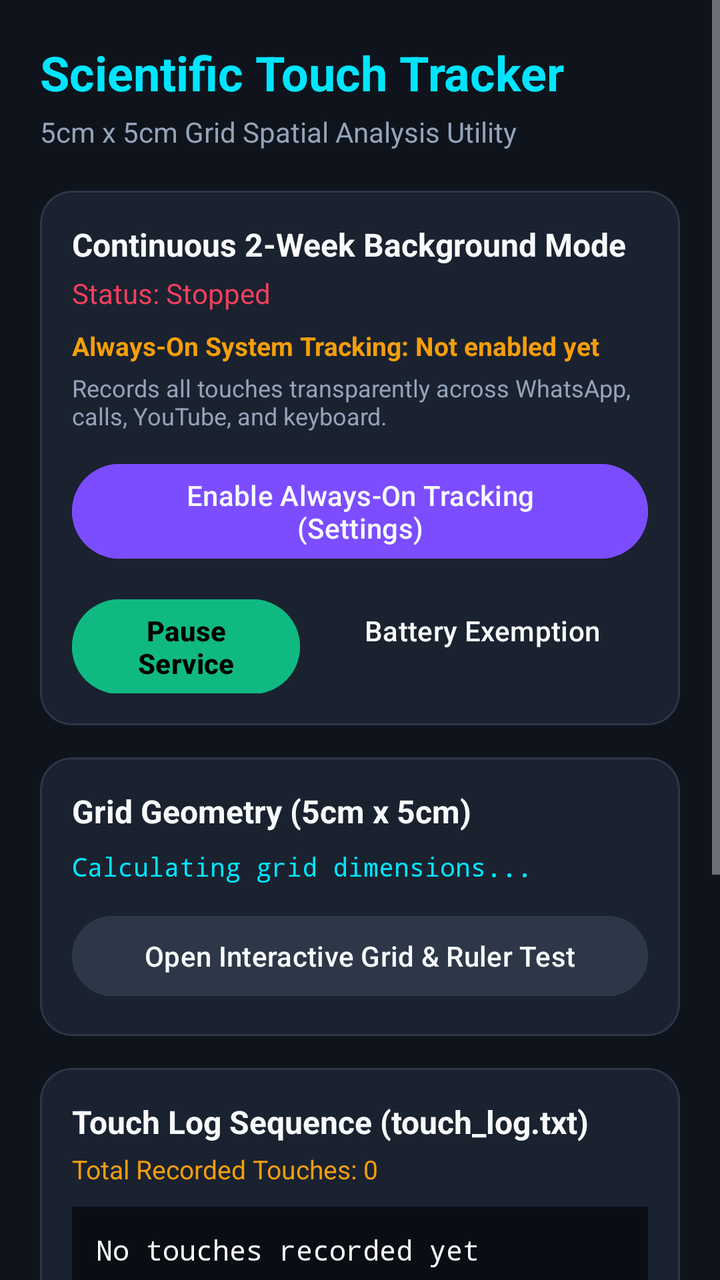
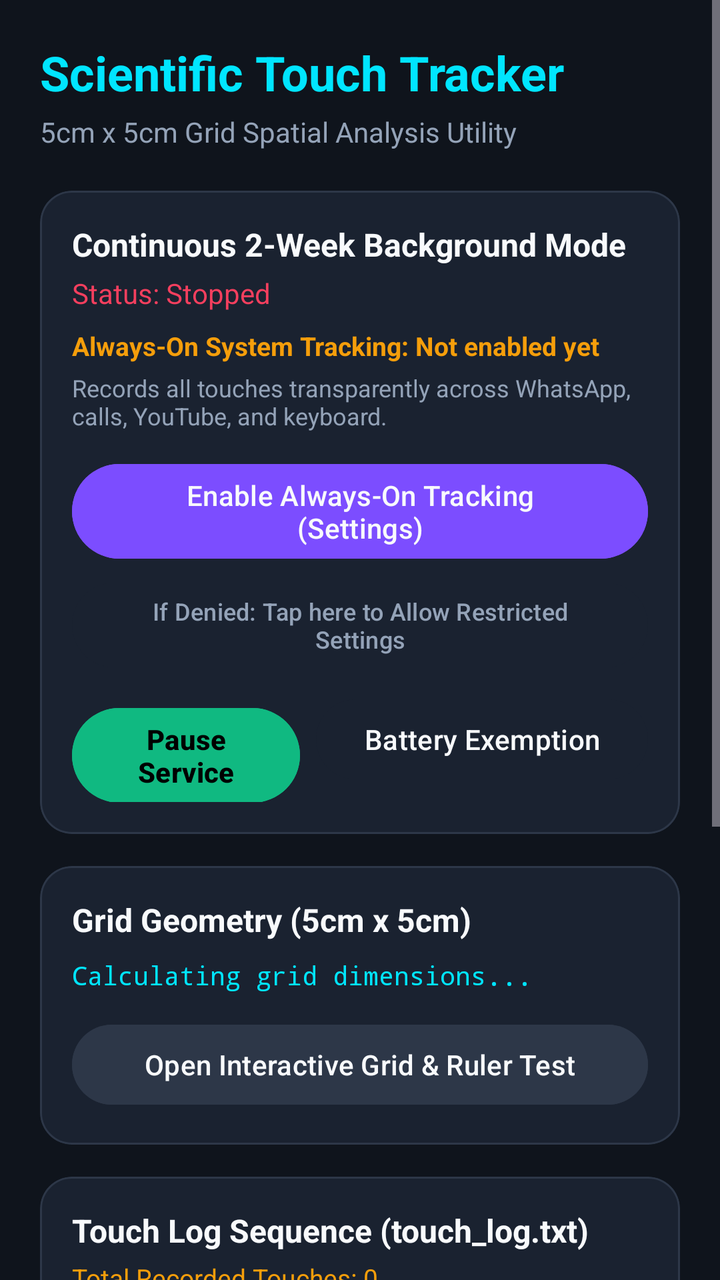

The first picture is an Android layout as it rendered before a commit; the second is the same layout after the commit. The layout source and the unified diff follow.
<!-- AndroidManifest.xml: application theme Theme.PixelTouchGrid -->
<!-- res/layout/activity_main.xml -->
<?xml version="1.0" encoding="utf-8"?>
<ScrollView xmlns:android="http://schemas.android.com/apk/res/android"
    xmlns:app="http://schemas.android.com/apk/res-auto"
    android:layout_width="match_parent"
    android:layout_height="match_parent"
    android:background="@color/background_dark"
    android:fillViewport="true">

    <LinearLayout
        android:layout_width="match_parent"
        android:layout_height="wrap_content"
        android:orientation="vertical"
        android:padding="20dp">

        
        <TextView
            android:layout_width="wrap_content"
            android:layout_height="wrap_content"
            android:text="Scientific Touch Tracker"
            android:textColor="@color/primary"
            android:textSize="24sp"
            android:textStyle="bold" />

        <TextView
            android:layout_width="wrap_content"
            android:layout_height="wrap_content"
            android:layout_marginTop="4dp"
            android:text="5cm x 5cm Grid Spatial Analysis Utility"
            android:textColor="@color/text_secondary"
            android:textSize="14sp" />

        
        <com.google.android.material.card.MaterialCardView
            android:layout_width="match_parent"
            android:layout_height="wrap_content"
            android:layout_marginTop="20dp"
            app:cardBackgroundColor="@color/surface_dark"
            app:cardCornerRadius="16dp"
            app:cardElevation="0dp"
            app:strokeColor="@color/card_stroke"
            app:strokeWidth="1dp">

            <LinearLayout
                android:layout_width="match_parent"
                android:layout_height="wrap_content"
                android:orientation="vertical"
                android:padding="16dp">

                <TextView
                    android:layout_width="wrap_content"
                    android:layout_height="wrap_content"
                    android:text="Continuous 2-Week Background Mode"
                    android:textColor="@color/text_primary"
                    android:textSize="16sp"
                    android:textStyle="bold" />

                <TextView
                    android:id="@+id/tvServiceStatus"
                    android:layout_width="wrap_content"
                    android:layout_height="wrap_content"
                    android:layout_marginTop="4dp"
                    android:text="Status: Stopped"
                    android:textColor="@color/accent_rose"
                    android:textSize="14sp" />

                <TextView
                    android:id="@+id/tvAccessibilityStatus"
                    android:layout_width="match_parent"
                    android:layout_height="wrap_content"
                    android:layout_marginTop="8dp"
                    android:text="Always-On System Tracking: Not enabled yet"
                    android:textColor="@color/accent_amber"
                    android:textSize="13sp"
                    android:textStyle="bold" />

                <TextView
                    android:layout_width="match_parent"
                    android:layout_height="wrap_content"
                    android:layout_marginTop="4dp"
                    android:text="Records all touches transparently across WhatsApp, calls, YouTube, and keyboard."
                    android:textColor="@color/text_secondary"
                    android:textSize="12sp" />

                <Button
                    android:id="@+id/btnOpenAccessibility"
                    android:layout_width="match_parent"
                    android:layout_height="wrap_content"
                    android:layout_marginTop="12dp"
                    android:backgroundTint="@color/secondary"
                    android:text="Enable Always-On Tracking (Settings)"
                    android:textColor="@color/text_primary" />

                <LinearLayout
                    android:layout_width="match_parent"
                    android:layout_height="wrap_content"
                    android:layout_marginTop="8dp"
                    android:orientation="horizontal">

                    <Button
                        android:id="@+id/btnToggleService"
                        android:layout_width="0dp"
                        android:layout_height="wrap_content"
                        android:layout_weight="1"
                        android:backgroundTint="@color/accent_green"
                        android:text="Pause Service"
                        android:textColor="#000000"
                        android:textStyle="bold" />

                    <Button
                        android:id="@+id/btnBatteryWhitelist"
                        android:layout_width="wrap_content"
                        android:layout_height="wrap_content"
                        android:layout_marginStart="8dp"
                        android:backgroundTint="@color/surface_dark"
                        android:text="Battery Exemption"
                        android:textColor="@color/text_primary" />
                </LinearLayout>

            </LinearLayout>
        </com.google.android.material.card.MaterialCardView>

        
        <com.google.android.material.card.MaterialCardView
            android:layout_width="match_parent"
            android:layout_height="wrap_content"
            android:layout_marginTop="16dp"
            app:cardBackgroundColor="@color/surface_dark"
            app:cardCornerRadius="16dp"
            app:cardElevation="0dp"
            app:strokeColor="@color/card_stroke"
            app:strokeWidth="1dp">

            <LinearLayout
                android:layout_width="match_parent"
                android:layout_height="wrap_content"
                android:orientation="vertical"
                android:padding="16dp">

                <TextView
                    android:layout_width="wrap_content"
                    android:layout_height="wrap_content"
                    android:text="Grid Geometry (5cm x 5cm)"
                    android:textColor="@color/text_primary"
                    android:textSize="16sp"
                    android:textStyle="bold" />

                <TextView
                    android:id="@+id/tvGridDetails"
                    android:layout_width="match_parent"
                    android:layout_height="wrap_content"
                    android:layout_marginTop="8dp"
                    android:fontFamily="monospace"
                    android:text="Calculating grid dimensions..."
                    android:textColor="@color/primary"
                    android:textSize="13sp" />

                <Button
                    android:id="@+id/btnOpenCalibration"
                    android:layout_width="match_parent"
                    android:layout_height="wrap_content"
                    android:layout_marginTop="12dp"
                    android:backgroundTint="@color/card_stroke"
                    android:text="Open Interactive Grid &amp; Ruler Test"
                    android:textColor="@color/text_primary" />

            </LinearLayout>
        </com.google.android.material.card.MaterialCardView>

        
        <com.google.android.material.card.MaterialCardView
            android:layout_width="match_parent"
            android:layout_height="wrap_content"
            android:layout_marginTop="16dp"
            app:cardBackgroundColor="@color/surface_dark"
            app:cardCornerRadius="16dp"
            app:cardElevation="0dp"
            app:strokeColor="@color/card_stroke"
            app:strokeWidth="1dp">

            <LinearLayout
                android:layout_width="match_parent"
                android:layout_height="wrap_content"
                android:orientation="vertical"
                android:padding="16dp">

                <TextView
                    android:layout_width="wrap_content"
                    android:layout_height="wrap_content"
                    android:text="Touch Log Sequence (touch_log.txt)"
                    android:textColor="@color/text_primary"
                    android:textSize="16sp"
                    android:textStyle="bold" />

                <TextView
                    android:id="@+id/tvTouchCounter"
                    android:layout_width="wrap_content"
                    android:layout_height="wrap_content"
                    android:layout_marginTop="4dp"
                    android:text="Total Recorded Touches: 0"
                    android:textColor="@color/accent_amber"
                    android:textSize="13sp" />

                
                <TextView
                    android:id="@+id/tvLogPreview"
                    android:layout_width="match_parent"
                    android:layout_height="wrap_content"
                    android:layout_marginTop="10dp"
                    android:background="#0A0E14"
                    android:fontFamily="monospace"
                    android:padding="12dp"
                    android:text="No touches recorded yet"
                    android:textColor="@color/text_primary"
                    android:textSize="14sp" />

                <LinearLayout
                    android:layout_width="match_parent"
                    android:layout_height="wrap_content"
                    android:layout_marginTop="12dp"
                    android:orientation="horizontal">

                    <Button
                        android:id="@+id/btnExportLog"
                        android:layout_width="0dp"
                        android:layout_height="wrap_content"
                        android:layout_weight="1"
                        android:backgroundTint="@color/primary"
                        android:text="Export / Share Log"
                        android:textColor="#000000"
                        android:textStyle="bold" />

                    <Button
                        android:id="@+id/btnClearLog"
                        android:layout_width="wrap_content"
                        android:layout_height="wrap_content"
                        android:layout_marginStart="8dp"
                        android:backgroundTint="@color/card_stroke"
                        android:text="Clear"
                        android:textColor="@color/accent_rose" />
                </LinearLayout>

            </LinearLayout>
        </com.google.android.material.card.MaterialCardView>

        
        <com.google.android.material.card.MaterialCardView
            android:layout_width="match_parent"
            android:layout_height="wrap_content"
            android:layout_marginTop="16dp"
            android:layout_marginBottom="24dp"
            app:cardBackgroundColor="@color/surface_dark"
            app:cardCornerRadius="16dp"
            app:cardElevation="0dp"
            app:strokeColor="@color/card_stroke"
            app:strokeWidth="1dp">

            <LinearLayout
                android:layout_width="match_parent"
                android:layout_height="wrap_content"
                android:orientation="vertical"
                android:padding="16dp">

                <TextView
                    android:layout_width="wrap_content"
                    android:layout_height="wrap_content"
                    android:text="Remote Git Over-The-Air (OTA) Updates"
                    android:textColor="@color/text_primary"
                    android:textSize="16sp"
                    android:textStyle="bold" />

                <TextView
                    android:id="@+id/tvUpdateStatus"
                    android:layout_width="wrap_content"
                    android:layout_height="wrap_content"
                    android:layout_marginTop="4dp"
                    android:text="App Version: v1.0.0 (Local Build)"
                    android:textColor="@color/text_secondary"
                    android:textSize="13sp" />

                <Button
                    android:id="@+id/btnCheckUpdates"
                    android:layout_width="match_parent"
                    android:layout_height="wrap_content"
                    android:layout_marginTop="12dp"
                    android:backgroundTint="@color/card_stroke"
                    android:text="Check for Remote Git Updates"
                    android:textColor="@color/text_primary" />

            </LinearLayout>
        </com.google.android.material.card.MaterialCardView>

    </LinearLayout>
</ScrollView>
<!-- resources referenced by this layout -->
<resources>
  <color name="accent_amber">#F59E0B</color>
  <color name="accent_green">#10B981</color>
  <color name="accent_rose">#F43F5E</color>
  <color name="background_dark">#0F141C</color>
  <color name="card_stroke">#2D3748</color>
  <color name="primary">#00E5FF</color>
  <color name="secondary">#7C4DFF</color>
  <color name="surface_dark">#1A2230</color>
  <color name="text_primary">#F8FAFC</color>
  <color name="text_secondary">#94A3B8</color>
  <style name="Theme.PixelTouchGrid" parent="Theme.Material3.Dark.NoActionBar">
          <item name="colorPrimary">@color/primary</item>
          <item name="colorSecondary">@color/secondary</item>
          <item name="android:windowBackground">@color/background_dark</item>
          <item name="android:statusBarColor">@color/background_dark</item>
          <item name="android:navigationBarColor">@color/background_dark</item>
      </style>
</resources>

<!-- the commit's change to res/layout/activity_main.xml (unified diff, before → after) -->
@@ -89,6 +89,16 @@
                     android:backgroundTint="@color/secondary"
                     android:text="Enable Always-On Tracking (Settings)"
                     android:textColor="@color/text_primary" />
+
+                <Button
+                    android:id="@+id/btnUnlockRestricted"
+                    android:layout_width="match_parent"
+                    android:layout_height="wrap_content"
+                    android:layout_marginTop="4dp"
+                    android:backgroundTint="@color/surface_dark"
+                    android:text="If Denied: Tap here to Allow Restricted Settings"
+                    android:textColor="@color/text_secondary"
+                    android:textSize="12sp" />
 
                 <LinearLayout
                     android:layout_width="match_parent"
